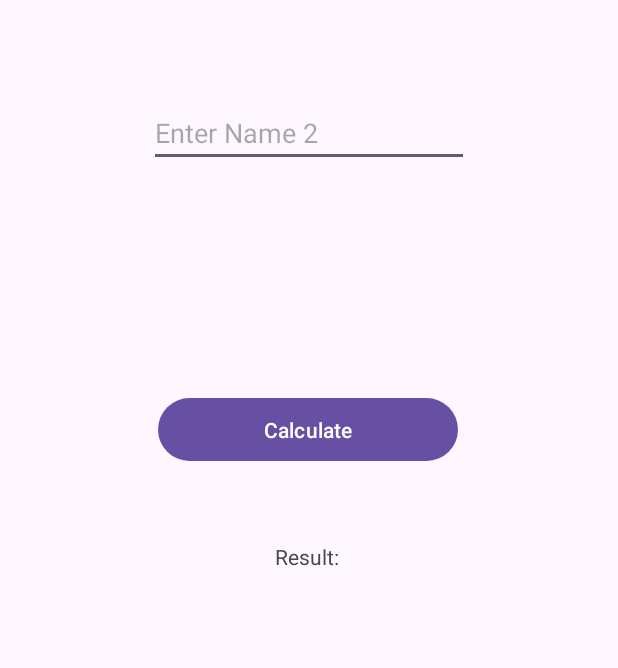
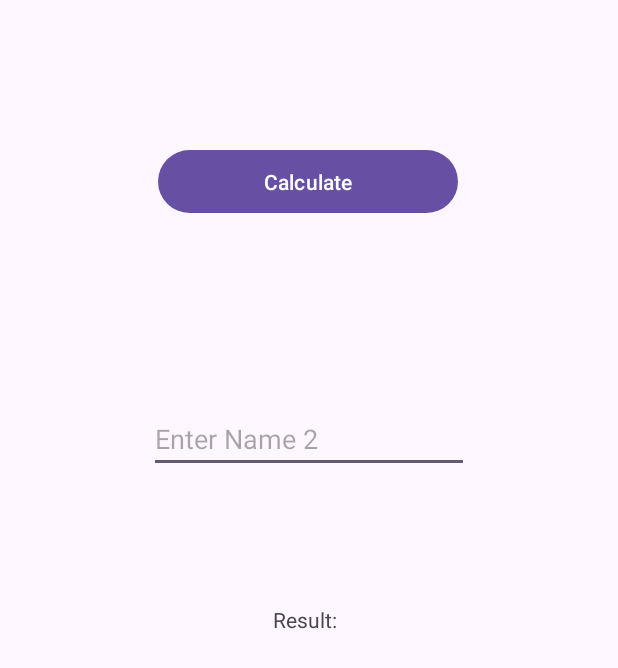
Before and after one commit to TanushKrashak/Java_AndroidStudioBasics, an Android app: the layout activity_result.xml on its own in the app's theme, with its tools: preview values and no code run, on a phone screen of 412 x 824 dp. Shown: the top 668 px of the screen. Run offline under Robolectric (Android 15) with nearby library versions, the phone set to English and light mode, and no system bars.

```diff
--- a/Intent/app/src/main/AndroidManifest.xml
+++ b/Intent/app/src/main/AndroidManifest.xml
@@ -14,7 +14,7 @@
         tools:targetApi="31">
         <activity
             android:name=".ResultActivity"
-            android:exported="false" />
+            android:exported="true" />
         <activity
             android:name=".MainActivity"
             android:exported="true">
--- a/Intent/app/src/main/res/layout/activity_result.xml
+++ b/Intent/app/src/main/res/layout/activity_result.xml
@@ -1,44 +1,44 @@
 <?xml version="1.0" encoding="utf-8"?>
-<androidx.constraintlayout.widget.ConstraintLayout
-    xmlns:android="http://schemas.android.com/apk/res/android"
+<androidx.constraintlayout.widget.ConstraintLayout xmlns:android="http://schemas.android.com/apk/res/android"
     xmlns:app="http://schemas.android.com/apk/res-auto"
     xmlns:tools="http://schemas.android.com/tools"
     android:layout_width="match_parent"
     android:layout_height="match_parent"
     android:padding="16dp"
-    tools:context=".MainActivity">
+    tools:context=".ResultActivity">
 
     <Button
         android:id="@+id/Send"
         android:layout_width="200dp"
         android:layout_height="50dp"
-        android:layout_marginTop="150dp"
+        android:layout_marginTop="80dp"
         android:text="Calculate"
         app:layout_constraintEnd_toEndOf="parent"
         app:layout_constraintHorizontal_bias="0.497"
         app:layout_constraintStart_toStartOf="parent"
-        app:layout_constraintTop_toBottomOf="@+id/Num2" />
+        app:layout_constraintTop_toTopOf="parent" />
 
     <EditText
         android:id="@+id/Num2"
         android:layout_width="wrap_content"
         android:layout_height="wrap_content"
-        android:layout_marginTop="50dp"
+        android:layout_marginTop="124dp"
         android:ems="10"
         android:hint="Enter Name 2"
         android:inputType="text"
         app:layout_constraintEnd_toEndOf="parent"
         app:layout_constraintStart_toStartOf="parent"
-        app:layout_constraintTop_toTopOf="parent" />
+        app:layout_constraintTop_toBottomOf="@+id/Send" />
 
     <TextView
         android:id="@+id/Answer"
         android:layout_width="wrap_content"
         android:layout_height="wrap_content"
-        android:layout_marginTop="50dp"
+        android:layout_marginTop="88dp"
         android:text="Result: "
         app:layout_constraintEnd_toEndOf="parent"
+        app:layout_constraintHorizontal_bias="0.498"
         app:layout_constraintStart_toStartOf="parent"
-        app:layout_constraintTop_toBottomOf="@+id/Send" />
+        app:layout_constraintTop_toBottomOf="@+id/Num2" />
 
 </androidx.constraintlayout.widget.ConstraintLayout>
```
Also changed, not shown: Intent/app/src/main/java/com/example/calculator/MainActivity.java (+4 -4 lines), Intent/app/src/main/java/com/example/calculator/ResultActivity.java (+11 -4 lines).
